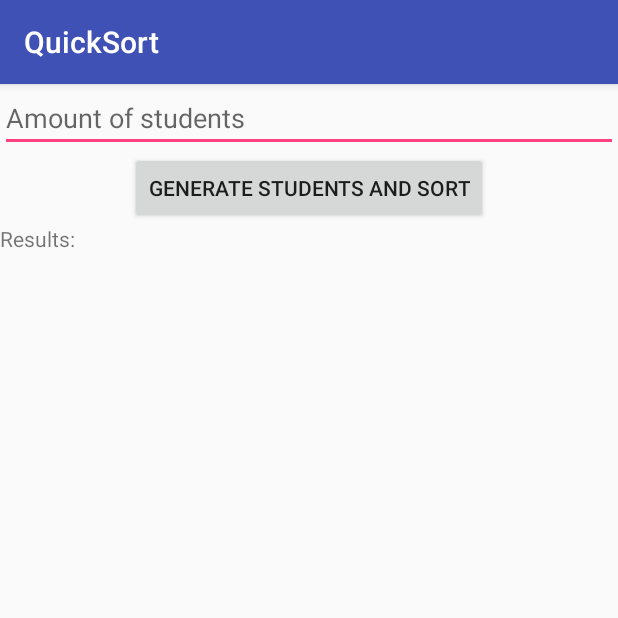
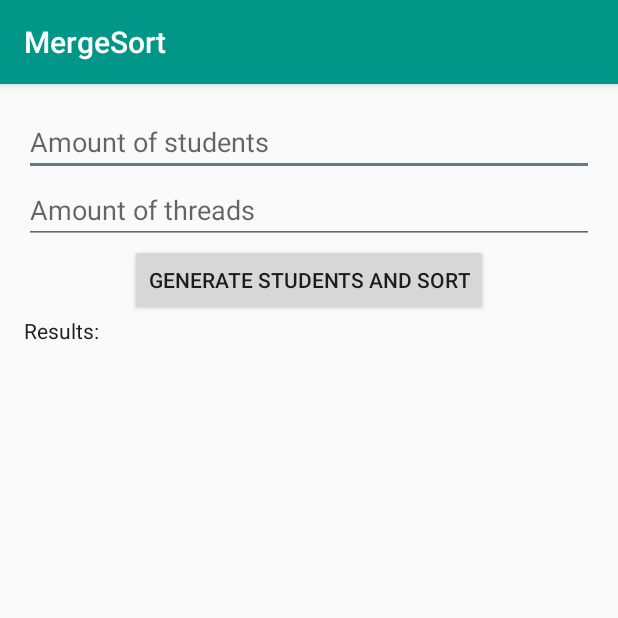
Before and after one commit to FaustinodG/Quicksort_parallel_computing, an Android app: the screen it shows after launch (MainActivity), after a tap on "GENERATE STUDENTS AND SORT", on a phone screen of 412 x 824 dp, the top half of it. Run offline under Robolectric (Android 15) with nearby library versions, the phone set to English and light mode, and no system bars.

Commit message:
Basic designs

```diff
--- a/QuickSort/app/src/main/AndroidManifest.xml
+++ b/QuickSort/app/src/main/AndroidManifest.xml
@@ -9,7 +9,8 @@
         android:roundIcon="@mipmap/ic_launcher_round"
         android:supportsRtl="true"
         android:theme="@style/AppTheme">
-        <activity android:name=".MainActivity">
+        <activity android:name=".MainActivity"
+            android:screenOrientation="portrait">
             <intent-filter>
                 <action android:name="android.intent.action.MAIN" />
 
--- a/QuickSort/app/src/main/java/com/faustinodegroot/parallelcomputing/MainActivity.java
+++ b/QuickSort/app/src/main/java/com/faustinodegroot/parallelcomputing/MainActivity.java
@@ -21,8 +21,9 @@ public class MainActivity extends AppCompatActivity {
 
     private Button mButton;
     private TextView mResultView;
-    private TextView mUserInput;
-    private Quicksort mQuickSort = new Quicksort();
+    private TextView mStudentCountInput;
+    private TextView mThreadCountInput;
+    private int mThreadCount = 1; //Default = 1
     private MergeSort mMergeSort = new MergeSort();
     private Pattern number = Pattern.compile("^(-?)\\d+$");
 
@@ -32,14 +33,26 @@ public class MainActivity extends AppCompatActivity {
         setContentView(R.layout.activity_main);
         mButton = (Button) findViewById(R.id.button_generate);
         mResultView = (TextView) findViewById(R.id.title_results);
-        mUserInput = (TextView) findViewById(R.id.input_students);
+        mStudentCountInput = (TextView) findViewById(R.id.input_students);
+        mThreadCountInput = (TextView) findViewById(R.id.input_threads);
 
         mButton.setOnClickListener(new View.OnClickListener() {
             @Override
             public void onClick(View v) {
-                if (mUserInput.length() != 0 && !mUserInput.getText().equals("")) {
-                    mButton.setEnabled(false);
-                    generateStudents(Integer.parseInt(mUserInput.getText().toString()));
+                if (mThreadCountInput.length() != 0 && !mThreadCountInput.getText().equals("") &&
+                        mThreadCountInput.getText().toString().matches(number.pattern())) {
+                    mThreadCount = Integer.parseInt(mThreadCountInput.getText().toString());
+                } else {
+                    mThreadCount = 1;
+                }
+                if (mStudentCountInput.length() != 0 && !mStudentCountInput.getText().equals("")) {
+                    if (mStudentCountInput.getText().toString().matches(number.pattern())) {
+
+                        mButton.setEnabled(false);
+                        generateStudents(Integer.parseInt(mStudentCountInput.getText().toString()));
+                    } else {
+                        Toast.makeText(MainActivity.this, "'Amount of students' has to be a number", Toast.LENGTH_SHORT).show();
+                    }
                 } else {
                     Toast.makeText(MainActivity.this, "Input cannot be empty", Toast.LENGTH_SHORT).show();
                 }
@@ -56,10 +69,10 @@ public class MainActivity extends AppCompatActivity {
         Collections.shuffle(mStudentList);
 
         long startTime = System.currentTimeMillis();
-        mMergeSort.parallelMergeSort(mStudentList, 4);
+        mMergeSort.parallelMergeSort(mStudentList, mThreadCount);
         long endTime = System.currentTimeMillis();
 
-        mResultView.append("\n Merge sort " + mUserInput.getText() + " students in " + (endTime - startTime) + "ms");
+        mResultView.append("\nMerge sorted " + mStudentCountInput.getText() + " students in " + (endTime - startTime) + "ms with " + mThreadCount + " threads.");
 
         mButton.setEnabled(true);
         mStudentList.clear();
--- a/QuickSort/app/src/main/res/layout/activity_main.xml
+++ b/QuickSort/app/src/main/res/layout/activity_main.xml
@@ -5,13 +5,24 @@
     android:layout_width="match_parent"
     android:layout_height="match_parent"
     android:orientation="vertical"
+    android:paddingBottom="16dp"
+    android:paddingLeft="16dp"
+    android:paddingRight="16dp"
+    android:paddingTop="16dp"
     tools:context="com.faustinodegroot.parallelcomputing.MainActivity">
 
     <EditText
         android:id="@+id/input_students"
         android:layout_width="match_parent"
         android:layout_height="wrap_content"
-        android:hint="@string/hint_student_count"/>
+        android:hint="@string/hint_student_count" />
+
+    <EditText
+        android:id="@+id/input_threads"
+        android:layout_width="match_parent"
+        android:layout_height="wrap_content"
+        android:hint="@string/hint_thread_count" />
+
     <Button
         android:id="@+id/button_generate"
         android:layout_width="wrap_content"
@@ -24,7 +35,7 @@
         android:layout_width="wrap_content"
         android:layout_height="wrap_content"
         android:text="@string/title_results"
-        />
+        android:textColor="@color/colorPrimaryText" />
 
 
 </LinearLayout>
--- a/QuickSort/app/src/main/res/values/colors.xml
+++ b/QuickSort/app/src/main/res/values/colors.xml
@@ -1,6 +1,11 @@
 <?xml version="1.0" encoding="utf-8"?>
 <resources>
-    <color name="colorPrimary">#3F51B5</color>
-    <color name="colorPrimaryDark">#303F9F</color>
-    <color name="colorAccent">#FF4081</color>
+    <color name="colorPrimary">#009688</color>
+    <color name="colorPrimaryDark">#00796B</color>
+    <color name="colorAccent">#607D8B</color>
+    <color name="colorPrimaryLight">#B2DFDB</color>
+    <color name="colorPrimaryText">#212121</color>
+    <color name="colorSecondaryText">#757575</color>
+    <color name="colorDivider">#BDBDBD</color>
+    <color name="colorTextIcon">#FFFFFF</color>
 </resources>
--- a/QuickSort/app/src/main/res/values/strings.xml
+++ b/QuickSort/app/src/main/res/values/strings.xml
@@ -1,6 +1,7 @@
 <resources>
-    <string name="app_name">QuickSort</string>
+    <string name="app_name">MergeSort</string>
     <string name="generate_students">Generate Students and Sort</string>
     <string name="title_results">Results:</string>
     <string name="hint_student_count">Amount of students</string>
+    <string name="hint_thread_count">Amount of threads</string>
 </resources>
```
Also changed, not shown: QuickSort/app/src/main/java/com/faustinodegroot/parallelcomputing/MergeSort.java (+19 -27 lines).
